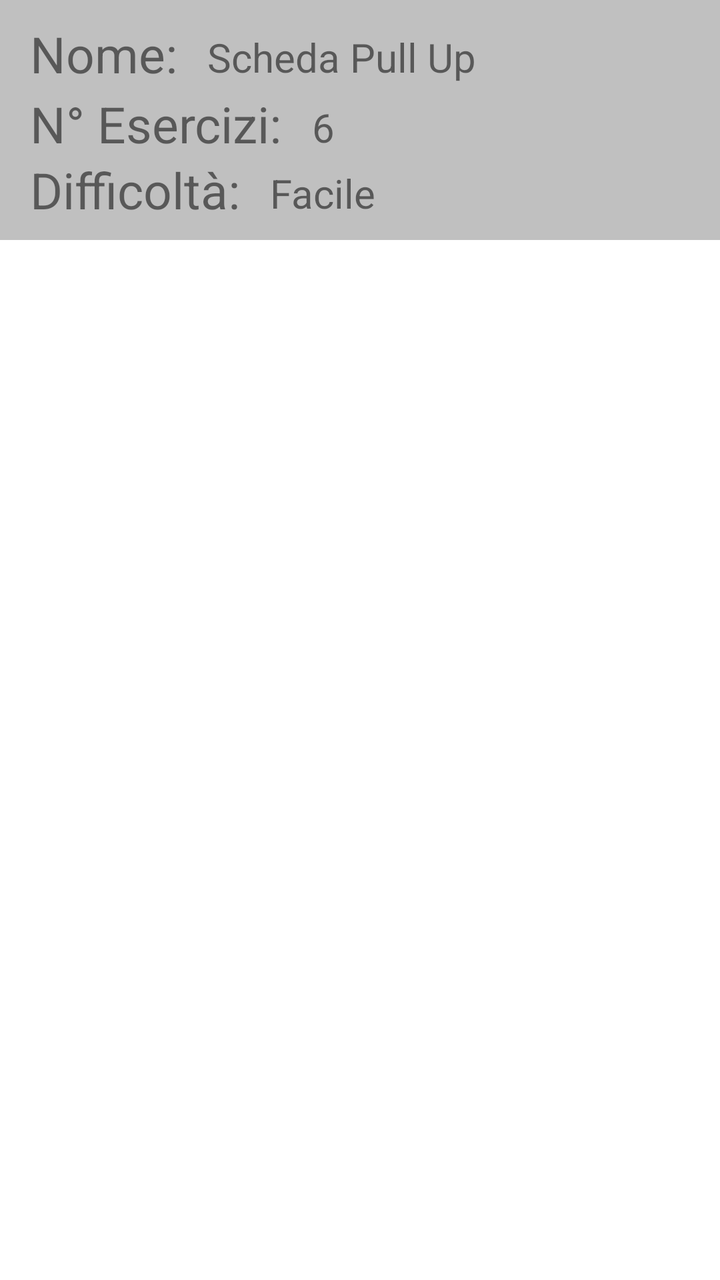
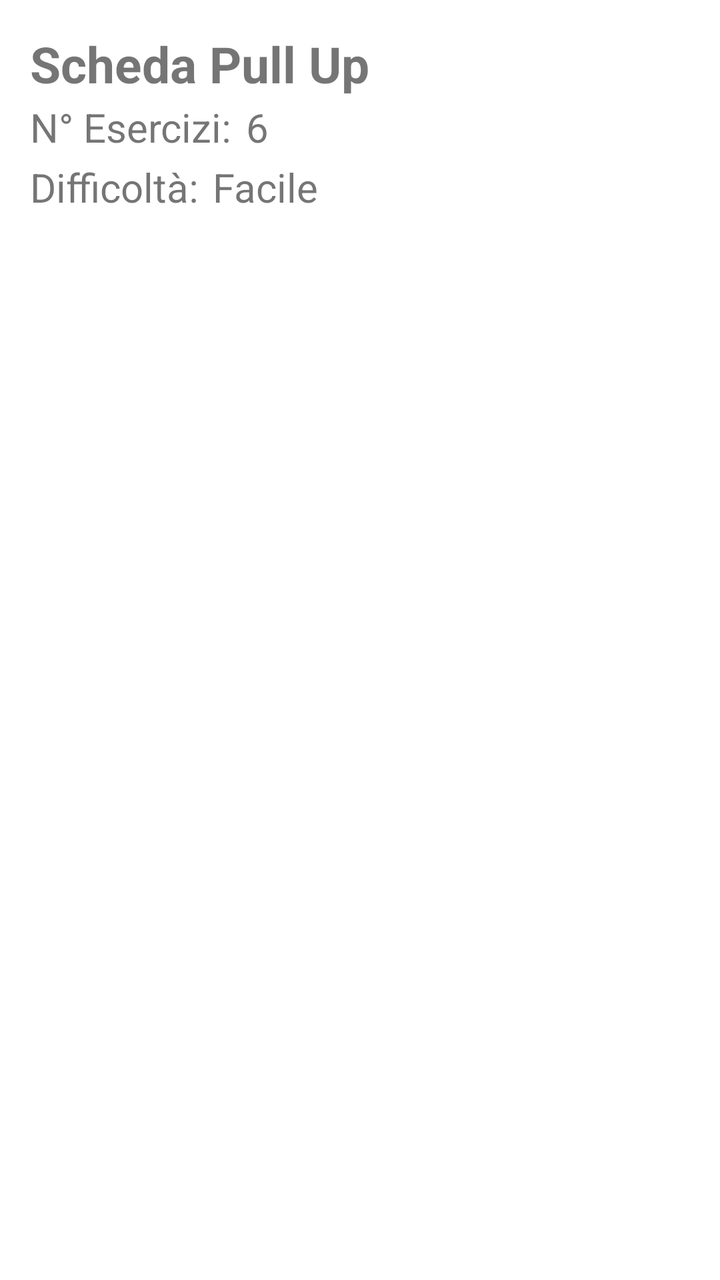

Screens rendered from an Android XML layout before and after an edit, with the pre-edit source and the edit as a unified diff.
<!-- AndroidManifest.xml: application theme Theme.YourCali -->
<!-- res/layout/item_workout_selection_list.xml -->
<?xml version="1.0" encoding="utf-8"?>
<RelativeLayout xmlns:android="http://schemas.android.com/apk/res/android"
    android:layout_width="match_parent"
    android:layout_height="wrap_content"
    xmlns:app="http://schemas.android.com/apk/res-auto">

    <RelativeLayout
        android:layout_width="match_parent"
        android:layout_height="120dp"
        android:background="@color/Silver">


        <TextView
            android:id="@+id/workoutName"
            android:layout_width="wrap_content"
            android:layout_height="wrap_content"
            android:layout_marginLeft="15dp"
            android:layout_marginTop="10dp"
            android:text="Nome:"
            android:textSize="25dp" />

        <TextView
            android:id="@+id/nameW"
            android:layout_width="wrap_content"
            android:layout_height="wrap_content"
            android:layout_marginLeft="15dp"
            android:layout_marginTop="15dp"
            android:layout_toRightOf="@+id/workoutName"
            android:text="Scheda Pull Up"
            android:textSize="20dp" />



        <TextView
            android:id="@+id/workoutNumberEx"
            android:layout_width="wrap_content"
            android:layout_height="wrap_content"
            android:layout_marginLeft="15dp"
            android:layout_marginTop="45dp"
            android:text="N° Esercizi:"
            android:textSize="25dp" />

        <TextView
            android:id="@+id/numberW"
            android:layout_width="wrap_content"
            android:layout_height="wrap_content"
            android:layout_marginLeft="15dp"
            android:layout_marginTop="50dp"
            android:layout_toRightOf="@+id/workoutNumberEx"
            android:text="6"
            android:textSize="20dp" />

        <TextView
            android:id="@+id/workoutDifficulty"
            android:layout_width="wrap_content"
            android:layout_height="wrap_content"
            android:layout_marginLeft="15dp"
            android:layout_marginTop="78dp"
            android:text="Difficoltà:"
            android:textSize="25dp" />

        <TextView
            android:layout_width="wrap_content"
            android:layout_height="wrap_content"
            android:id="@+id/diffW"
            android:layout_toRightOf="@+id/workoutDifficulty"
            android:text="Facile"
            android:layout_marginTop="83dp"
            android:layout_marginLeft="15dp"
            android:textSize="20dp"/>





    </RelativeLayout>


</RelativeLayout>
<!-- resources referenced by this layout -->
<resources>
  <color name="Silver">#C0C0C0</color>
  <style name="Theme.YourCali" parent="Theme.MaterialComponents.DayNight.NoActionBar">
          
          <item name="colorPrimary">@color/purple_500</item>
          <item name="colorPrimaryVariant">@color/purple_700</item>
          <item name="colorOnPrimary">@color/white</item>
          
          <item name="colorSecondary">@color/teal_200</item>
          <item name="colorSecondaryVariant">@color/teal_700</item>
          <item name="colorOnSecondary">@color/black</item>
          
          <item name="android:statusBarColor">@color/DarkOrange</item>
          
      </style>
  <color name="purple_500">#FF6200EE</color>
  <color name="purple_700">#FF3700B3</color>
  <color name="white">#FFFFFFFF</color>
  <color name="teal_200">#FF03DAC5</color>
  <color name="teal_700">#FF018786</color>
  <color name="black">#FF000000</color>
  <color name="DarkOrange">#FF6F1F</color>
</resources>

<!-- the commit's change to res/layout/item_workout_selection_list.xml (unified diff, before → after) -->
@@ -7,17 +7,8 @@
     <RelativeLayout
         android:layout_width="match_parent"
         android:layout_height="120dp"
-        android:background="@color/Silver">
+        android:background="#FFFFFF">
 
-
-        <TextView
-            android:id="@+id/workoutName"
-            android:layout_width="wrap_content"
-            android:layout_height="wrap_content"
-            android:layout_marginLeft="15dp"
-            android:layout_marginTop="10dp"
-            android:text="Nome:"
-            android:textSize="25dp" />
 
         <TextView
             android:id="@+id/nameW"
@@ -27,8 +18,8 @@
             android:layout_marginTop="15dp"
             android:layout_toRightOf="@+id/workoutName"
             android:text="Scheda Pull Up"
-            android:textSize="20dp" />
-
+            android:textSize="25dp"
+            android:textStyle="bold" />
 
 
         <TextView
@@ -36,15 +27,15 @@
             android:layout_width="wrap_content"
             android:layout_height="wrap_content"
             android:layout_marginLeft="15dp"
-            android:layout_marginTop="45dp"
+            android:layout_marginTop="50dp"
             android:text="N° Esercizi:"
-            android:textSize="25dp" />
+            android:textSize="20dp" />
 
         <TextView
             android:id="@+id/numberW"
             android:layout_width="wrap_content"
             android:layout_height="wrap_content"
-            android:layout_marginLeft="15dp"
+            android:layout_marginLeft="7dp"
             android:layout_marginTop="50dp"
             android:layout_toRightOf="@+id/workoutNumberEx"
             android:text="6"
@@ -55,22 +46,19 @@
             android:layout_width="wrap_content"
             android:layout_height="wrap_content"
             android:layout_marginLeft="15dp"
-            android:layout_marginTop="78dp"
+            android:layout_marginTop="80dp"
             android:text="Difficoltà:"
-            android:textSize="25dp" />
+            android:textSize="20dp" />
 
         <TextView
+            android:id="@+id/diffW"
             android:layout_width="wrap_content"
             android:layout_height="wrap_content"
-            android:id="@+id/diffW"
+            android:layout_marginLeft="7dp"
+            android:layout_marginTop="80dp"
             android:layout_toRightOf="@+id/workoutDifficulty"
             android:text="Facile"
-            android:layout_marginTop="83dp"
-            android:layout_marginLeft="15dp"
-            android:textSize="20dp"/>
-
-
-
+            android:textSize="20dp" />
 
 
     </RelativeLayout>
<!-- resource entries referenced after the edit -->
@@ -1,6 +1,5 @@
 <!-- resources referenced by this layout -->
 <resources>
-  <color name="Silver">#C0C0C0</color>
   <style name="Theme.YourCali" parent="Theme.MaterialComponents.DayNight.NoActionBar">
           
           <item name="colorPrimary">@color/purple_500</item>
